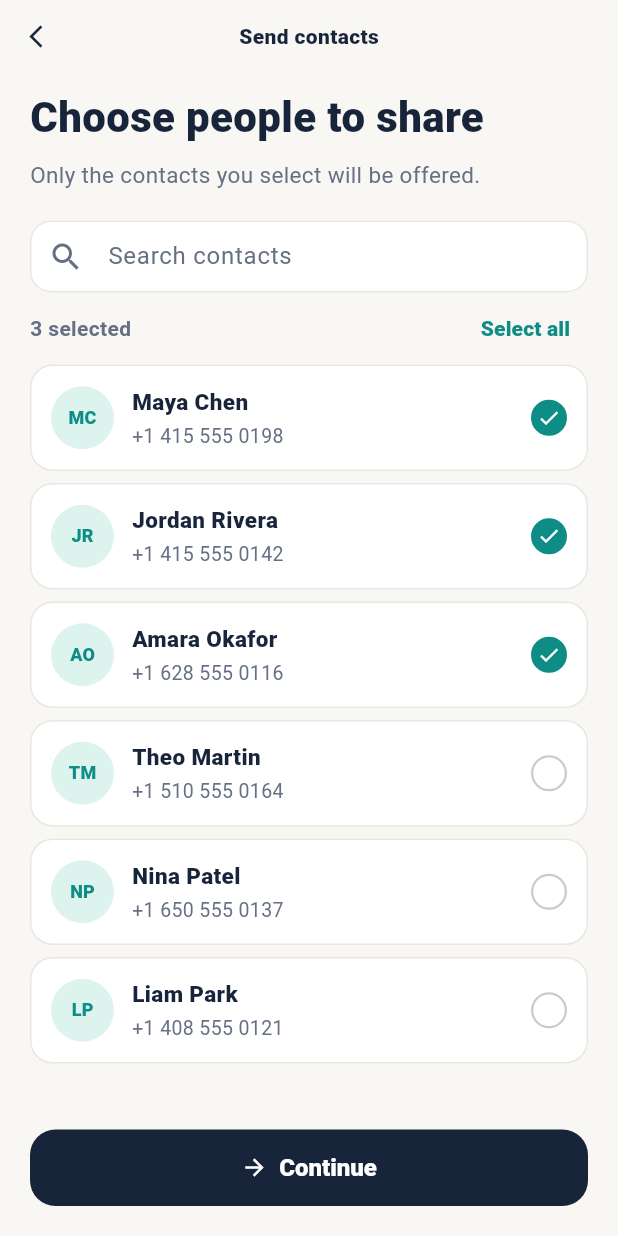
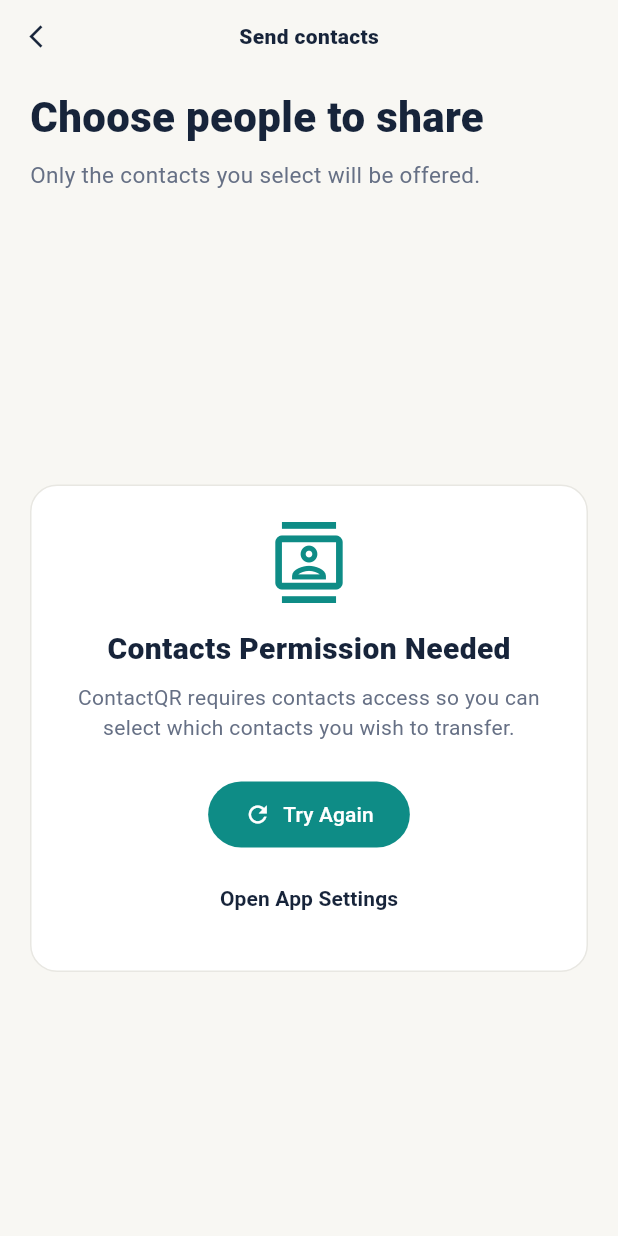
Before and after one commit to kuroi17/Qiwii-Easy-Contact-Share-QR, a Flutter app: the SendScreen widget shown alone on an empty page, opened directly, on a phone screen of 412 x 824 dp. Run offline on Flutter 3.47's test engine with Material 3 defaults, Android fonts, the light colour scheme and no system bars; our stand-ins replace flutter_contacts, flutter_riverpod, permission_handler, qr_flutter; statements that could not run were skipped.

Commit message:
feat(phase2): implement live contact engine, phone normalizer, and background isolate parsing

```diff
--- /dev/null
+++ b/contactqr_flutter/lib/data/repositories/contact_repository.dart
@@ -0,0 +1,193 @@
+import 'dart:async';
+import 'package:flutter/foundation.dart';
+import 'package:flutter_contacts/flutter_contacts.dart' as fc;
+import '../../core/utils/phone_normalizer.dart';
+import '../models/contact_model.dart';
+
+/// Top-level function for background isolate computation.
+/// Maps raw contact maps into AppContact objects, standardizes phone numbers,
+/// and sorts them alphabetically by display name.
+List<AppContact> _parseAndSortRawContacts(List<Map<String, dynamic>> rawList) {
+  final List<AppContact> result = [];
+
+  for (final item in rawList) {
+    final name = (item['name'] as String? ?? '').trim();
+    final phone = (item['phone'] as String? ?? '').trim();
+    final id = (item['id'] as String? ?? '').trim();
+    final email = item['email'] as String?;
+    final org = item['organization'] as String?;
+    final jobTitle = item['jobTitle'] as String?;
+
+    if (name.isEmpty && phone.isEmpty) continue;
+
+    final displayName = name.isNotEmpty ? name : phone;
+    final initials = AppContact.generateInitials(displayName);
+
+    result.add(
+      AppContact(
+        id: id.isNotEmpty ? id : UniqueKey().toString(),
+        name: displayName,
+        phone: phone,
+        initials: initials,
+        email: email,
+        organization: org,
+        jobTitle: jobTitle,
+      ),
+    );
+  }
+
+  // Sort alphabetically by name (case-insensitive)
+  result.sort((a, b) => a.name.toLowerCase().compareTo(b.name.toLowerCase()));
+  return result;
+}
+
+class ContactRepository {
+  const ContactRepository();
+
+  /// Requests permission to read device contacts.
+  Future<bool> requestReadPermission() async {
+    if (kIsWeb) return true;
+    try {
+      final status = await fc.FlutterContacts.permissions.request(fc.PermissionType.read);
+      return status == fc.PermissionStatus.granted;
+    } catch (e) {
+      debugPrint('Error requesting contacts read permission: $e');
+      return false;
+    }
+  }
+
+  /// Requests permission to write to device contacts.
+  Future<bool> requestWritePermission() async {
+    if (kIsWeb) return true;
+    try {
+      final status = await fc.FlutterContacts.permissions.request(fc.PermissionType.readWrite);
+      return status == fc.PermissionStatus.granted;
+    } catch (e) {
+      debugPrint('Error requesting contacts write permission: $e');
+      return false;
+    }
+  }
+
+  /// Fetches device contacts, parsing and sorting in a background Isolate.
+  Future<List<AppContact>> getDeviceContacts() async {
+    if (kIsWeb) {
+      // In web environments, return demo contacts for testing
+      return List<AppContact>.from(demoContacts);
+    }
+
+    try {
+      final hasPermission = await requestReadPermission();
+      if (!hasPermission) {
+        throw Exception('CONTACTS_PERMISSION_DENIED');
+      }
+
+      final rawContacts = await fc.FlutterContacts.getAll(
+        properties: {
+          fc.ContactProperty.name,
+          fc.ContactProperty.phone,
+          fc.ContactProperty.email,
+          fc.ContactProperty.organization,
+        },
+      );
+
+      if (rawContacts.isEmpty) {
+        return [];
+      }
+
+      // Convert raw contacts to lightweight DTOs to pass across isolate boundary
+      final List<Map<String, dynamic>> rawDtoList = rawContacts.map((c) {
+        final phone = c.phones.isNotEmpty ? c.phones.first.number : '';
+        final email = c.emails.isNotEmpty ? c.emails.first.address : null;
+        final org = c.organizations.isNotEmpty ? c.organizations.first.name : null;
+        final job = c.organizations.isNotEmpty ? c.organizations.first.jobTitle : null;
+
+        return {
+          'id': c.id,
+          'name': c.displayName,
+          'phone': phone,
+          'email': email,
+          'organization': org,
+          'jobTitle': job,
+        };
+      }).toList();
+
+      // Offload normalization and sorting to background isolate
+      return await compute(_parseAndSortRawContacts, rawDtoList);
+    } catch (e) {
+      if (e.toString().contains('CONTACTS_PERMISSION_DENIED')) {
+        rethrow;
+      }
+      debugPrint('Exception reading device contacts: $e. Falling back to mock.');
+      return List<AppContact>.from(demoContacts);
+    }
+  }
+
+  /// Writes a single AppContact to the native device address book.
+  Future<bool> insertContact(AppContact contact) async {
+    if (kIsWeb) {
+      await Future.delayed(const Duration(milliseconds: 100));
+      return true;
+    }
+
+    try {
+      final hasPermission = await requestWritePermission();
+      if (!hasPermission) {
+        throw Exception('CONTACTS_PERMISSION_DENIED');
+      }
+
+      final nativeContact = fc.Contact(
+        name: fc.Name(first: contact.name),
+        phones: [fc.Phone(number: contact.phone)],
+        emails: contact.email != null && contact.email!.isNotEmpty
+            ? [fc.Email(address: contact.email!)]
+            : [],
+        organizations: contact.organization != null && contact.organization!.isNotEmpty
+            ? [fc.Organization(name: contact.organization, jobTitle: contact.jobTitle)]
+            : [],
+      );
+
+      await fc.FlutterContacts.create(nativeContact);
+      return true;
+    } catch (e) {
+      debugPrint('Error inserting contact: $e');
+      return false;
+    }
+  }
+
+  /// Batch inserts contacts with progress feedback.
+  Future<Map<String, int>> batchInsertContacts(
+    List<AppContact> contacts, {
+    void Function(int current, int total)? onProgress,
+  }) async {
+    int saved = 0;
+    int failed = 0;
+
+    for (int i = 0; i < contacts.length; i++) {
+      final success = await insertContact(contacts[i]);
+      if (success) {
+        saved++;
+      } else {
+        failed++;
+      }
+      onProgress?.call(i + 1, contacts.length);
+    }
+
+    return {
+      'saved': saved,
+      'failed': failed,
+    };
+  }
+
+  /// Tags duplicate contacts in received dataset against the user's current address book.
+  Future<List<AppContact>> flagDuplicates(List<AppContact> incomingContacts) async {
+    try {
+      final currentContacts = await getDeviceContacts();
+      return incomingContacts.map((c) {
+        final isDup = PhoneNormalizer.isDuplicateContact(c, currentContacts);
+        return c.copyWith(isDuplicate: isDup);
+      }).toList();
+    } catch (_) {
+      return incomingContacts;
+    }
+  }
+}
--- a/contactqr_flutter/lib/features/contacts/presentation/send_screen.dart
+++ b/contactqr_flutter/lib/features/contacts/presentation/send_screen.dart
@@ -1,6 +1,7 @@
 import 'package:flutter/material.dart';
 import 'package:flutter_riverpod/flutter_riverpod.dart';
 import '../../../core/theme/app_colors.dart';
+import '../../../core/widgets/card_box.dart';
 import '../../../core/widgets/header.dart';
 import '../../../core/widgets/primary_button.dart';
 import '../../../core/widgets/search_box.dart';
@@ -65,16 +66,100 @@
                     style: TextStyle(color: AppColors.slate, fontSize: 15),
                   ),
                   const SizedBox(height: 20),
+
+                  // Handle Permission Denied State
+                  if (senderState.permissionDenied) ...[
+                    Expanded(
+                      child: Center(
+                        child: CardBox(
+                          padding: const EdgeInsets.all(24),
+                          child: Column(
+                            mainAxisSize: MainAxisSize.min,
+                            children: [
+                              const Icon(
+                                Icons.contacts_outlined,
+                                size: 54,
+                                color: AppColors.teal,
+                              ),
+                              const SizedBox(height: 16),
+                              const Text(
+                                'Contacts Permission Needed',
+                                style: TextStyle(
+                                  color: AppColors.navy,
+                                  fontSize: 20,
+                                  fontWeight: FontWeight.w800,
+                                ),
+                              ),
+                              const SizedBox(height: 8),
+                              const Text(
+                                'ContactQR requires contacts access so you can select which contacts you wish to transfer.',
+                                textAlign: TextAlign.center,
+                                style: TextStyle(
+                                  color: AppColors.slate,
+                                  fontSize: 14,
+                                  height: 1.4,
+                                ),
+                              ),
+                              const SizedBox(height: 24),
+                              FilledButton.icon(
+                                onPressed: () => senderNotifier.loadContacts(),
+                                icon: const Icon(Icons.refresh),
+                                label: const Text('Try Again'),
+                                style: FilledButton.styleFrom(
+                                  backgroundColor: AppColors.teal,
+                                  foregroundColor: Colors.white,
+                                  padding: const EdgeInsets.symmetric(horizontal: 24, vertical: 12),
+                                ),
+                              ),
+                              const SizedBox(height: 8),
+                              TextButton(
+                                onPressed: () => senderNotifier.openSettings(),
+                                child: const Text(
+                                  'Open App Settings',
+                                  style: TextStyle(
+                                    color: AppColors.navy,
+                                    fontWeight: FontWeight.w700,
+                                  ),
+                                ),
+                              ),
+                            ],
+                          ),
+                        ),
+                      ),
+                    ),
+                  ] else if (senderState.isLoading) ...[
+                    // Loading Shimmer / Spinner
+                    const Expanded(
+                      child: Center(
+                        child: Column(
+                          mainAxisSize: MainAxisSize.min,
+                          children: [
+                            CircularProgressIndicator(color: AppColors.teal),
+                            SizedBox(height: 16),
+                            Text(
+                              'Loading contacts...',
+                              style: TextStyle(
+                                color: AppColors.slate,
+                                fontWeight: FontWeight.w600,
+                              ),
+                            ),
+                          ],
+                        ),
+                      ),
+                    ),
+                  ] else ...[
+                    // Normal Contact List View
                     SearchBox(
                       controller: _searchController,
                       onChanged: (q) => senderNotifier.setSearchQuery(q),
-                    hint: 'Search contacts',
+                      hint: 'Search by name, number, or email',
                     ),
+                    const SizedBox(height: 8),
                     Row(
                       mainAxisAlignment: MainAxisAlignment.spaceBetween,
                       children: [
                         Text(
-                        '${selectedIds.length} selected',
+                          '${selectedIds.length} of ${senderState.contacts.length} selected',
                           style: const TextStyle(
                             color: AppColors.slate,
                             fontWeight: FontWeight.w600,
@@ -102,10 +187,26 @@
                     ),
                     Expanded(
                       child: filtered.isEmpty
-                        ? const Center(
-                            child: Text(
-                              'No contacts found',
-                              style: TextStyle(color: AppColors.slate),
+                          ? Center(
+                              child: Column(
+                                mainAxisSize: MainAxisSize.min,
+                                children: [
+                                  const Icon(
+                                    Icons.person_search,
+                                    size: 48,
+                                    color: AppColors.slate,
+                                  ),
+                                  const SizedBox(height: 12),
+                                  Text(
+                                    senderState.contacts.isEmpty
+                                        ? 'No contacts found on device'
+                                        : 'No matching contacts for "${_searchController.text}"',
+                                    style: const TextStyle(
+                                      color: AppColors.slate,
+                                      fontSize: 14,
+                                    ),
+                                  ),
+                                ],
                               ),
                             )
                           : ListView.separated(
@@ -122,16 +223,20 @@
                             ),
                     ),
                   ],
+                ],
               ),
             ),
           ),
+          if (!senderState.permissionDenied && !senderState.isLoading)
             PrimaryButton(
               label: 'Continue',
               icon: Icons.arrow_forward,
               onPressed: () {
                 if (selectedIds.isEmpty) {
                   ScaffoldMessenger.of(context).showSnackBar(
-                  const SnackBar(content: Text('Select at least one contact.')),
+                    const SnackBar(
+                      content: Text('Please select at least one contact to transfer.'),
+                    ),
                   );
                   return;
                 }
--- a/contactqr_flutter/lib/features/contacts/providers/sender_provider.dart
+++ b/contactqr_flutter/lib/features/contacts/providers/sender_provider.dart
@@ -1,12 +1,19 @@
 import 'package:flutter_riverpod/flutter_riverpod.dart';
+import 'package:permission_handler/permission_handler.dart';
 import '../../../data/models/contact_model.dart';
+import '../../../data/repositories/contact_repository.dart';
+
+final contactRepositoryProvider = Provider<ContactRepository>((ref) {
+  return const ContactRepository();
+});
 
 class SenderState {
   const SenderState({
-    this.contacts = demoContacts,
-    this.selectedIds = const {'1', '2', '3'},
+    this.contacts = const [],
+    this.selectedIds = const {},
     this.searchQuery = '',
     this.isLoading = false,
+    this.permissionDenied = false,
     this.errorMessage,
   });
 
@@ -14,6 +21,7 @@
   final Set<String> selectedIds;
   final String searchQuery;
   final bool isLoading;
+  final bool permissionDenied;
   final String? errorMessage;
 
   List<AppContact> get filteredContacts {
@@ -22,7 +30,8 @@
     return contacts.where((c) {
       return c.name.toLowerCase().contains(query) ||
           c.phone.toLowerCase().contains(query) ||
-          (c.email?.toLowerCase().contains(query) ?? false);
+          (c.email?.toLowerCase().contains(query) ?? false) ||
+          (c.organization?.toLowerCase().contains(query) ?? false);
     }).toList();
   }
 
@@ -35,6 +44,7 @@
     Set<String>? selectedIds,
     String? searchQuery,
     bool? isLoading,
+    bool? permissionDenied,
     String? errorMessage,
   }) {
     return SenderState(
@@ -42,13 +52,51 @@
       selectedIds: selectedIds ?? this.selectedIds,
       searchQuery: searchQuery ?? this.searchQuery,
       isLoading: isLoading ?? this.isLoading,
+      permissionDenied: permissionDenied ?? this.permissionDenied,
       errorMessage: errorMessage,
     );
   }
 }
 
 class SenderNotifier extends StateNotifier<SenderState> {
-  SenderNotifier() : super(const SenderState());
+  SenderNotifier(this._repository) : super(const SenderState()) {
+    loadContacts();
+  }
+
+  final ContactRepository _repository;
+
+  /// Loads real device contacts using background isolate parsing.
+  Future<void> loadContacts() async {
+    state = state.copyWith(isLoading: true, permissionDenied: false, errorMessage: null);
+
+    try {
+      final fetched = await _repository.getDeviceContacts();
+      state = state.copyWith(
+        contacts: fetched,
+        selectedIds: {}, // clean default selection
+        isLoading: false,
+        permissionDenied: false,
+      );
+    } catch (e) {
+      if (e.toString().contains('CONTACTS_PERMISSION_DENIED')) {
+        state = state.copyWith(
+          isLoading: false,
+          permissionDenied: true,
+          errorMessage: 'Contacts access permission was denied.',
+        );
+      } else {
+        state = state.copyWith(
+          contacts: demoContacts,
+          isLoading: false,
+          errorMessage: e.toString(),
+        );
+      }
+    }
+  }
+
+  Future<void> openSettings() async {
+    await openAppSettings();
+  }
 
   void setSearchQuery(String query) {
     state = state.copyWith(searchQuery: query);
@@ -72,20 +120,9 @@
   void clearAll() {
     state = state.copyWith(selectedIds: {});
   }
-
-  void setContacts(List<AppContact> contacts) {
-    state = state.copyWith(contacts: contacts);
-  }
-
-  void setLoading(bool loading) {
-    state = state.copyWith(isLoading: loading);
-  }
-
-  void setError(String? error) {
-    state = state.copyWith(errorMessage: error);
-  }
 }
 
 final senderProvider = StateNotifierProvider<SenderNotifier, SenderState>((ref) {
-  return SenderNotifier();
+  final repository = ref.watch(contactRepositoryProvider);
+  return SenderNotifier(repository);
 });
--- a/contactqr_flutter/pubspec.yaml
+++ b/contactqr_flutter/pubspec.yaml
@@ -15,6 +15,7 @@
   qr_flutter: ^4.1.0
   flutter_riverpod: ^2.6.1
   shared_preferences: ^2.5.3
+  permission_handler: ^11.4.0
 
 dev_dependencies:
   flutter_test:
```
Also changed, not shown: contactqr_flutter/lib/core/utils/phone_normalizer.dart (added, +65 -0 lines), contactqr_flutter/pubspec.lock, 1 other file. Lines whose indentation alone changed are shown as unchanged.
